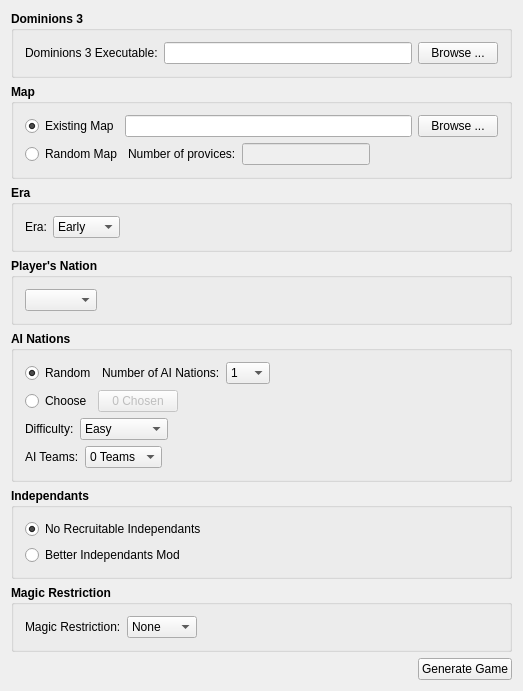
Qt form dom3ai.ui (larzm42/Dom-3-AI) before a commit.
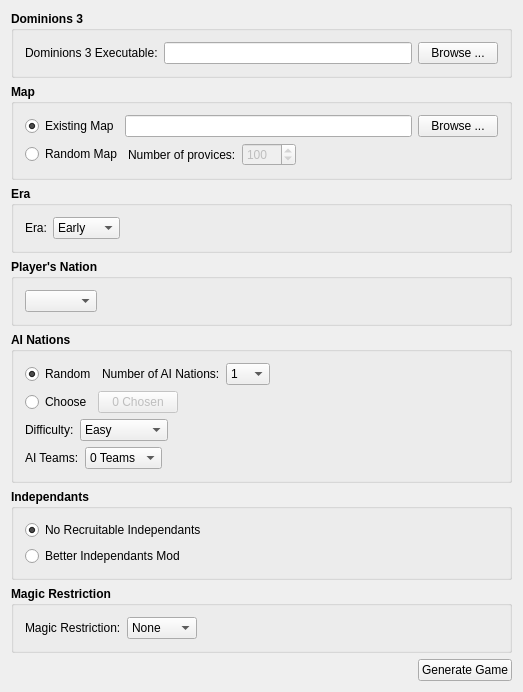
The same form after that commit. Icons and pictures are not drawn.

Commit message: Add MR 7 and 8. Also change province count to spinner and add icon.

```diff
--- a/dom3ai.ui
+++ b/dom3ai.ui
@@ -153,7 +153,7 @@
          </widget>
         </item>
         <item>
-         <widget class="QLineEdit" name="numProvinceText">
+         <widget class="QSpinBox" name="numProvincesBox">
           <property name="enabled">
            <bool>false</bool>
           </property>
@@ -163,11 +163,14 @@
             <bold>false</bold>
            </font>
           </property>
-          <property name="maxLength">
-           <number>4</number>
+          <property name="minimum">
+           <number>10</number>
           </property>
-          <property name="readOnly">
-           <bool>false</bool>
+          <property name="maximum">
+           <number>1500</number>
+          </property>
+          <property name="value">
+           <number>100</number>
           </property>
          </widget>
         </item>
```
Left out of the diff: 10 changed lines with no effect on the pictures. The commit also changes 6 other files.
